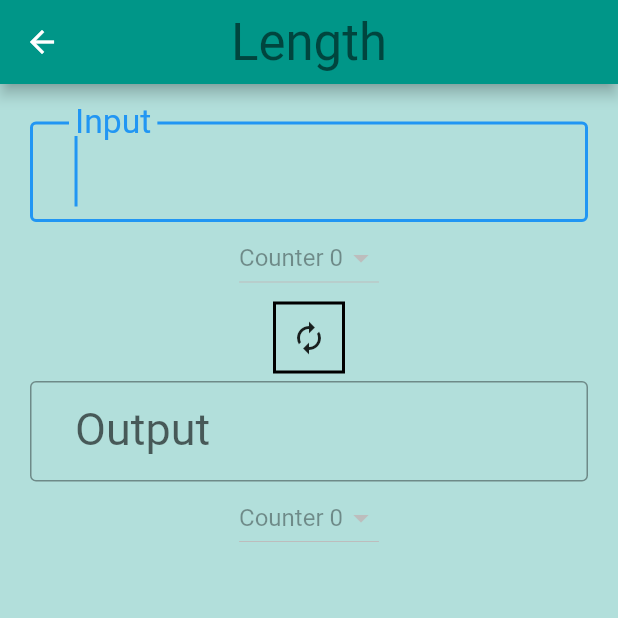
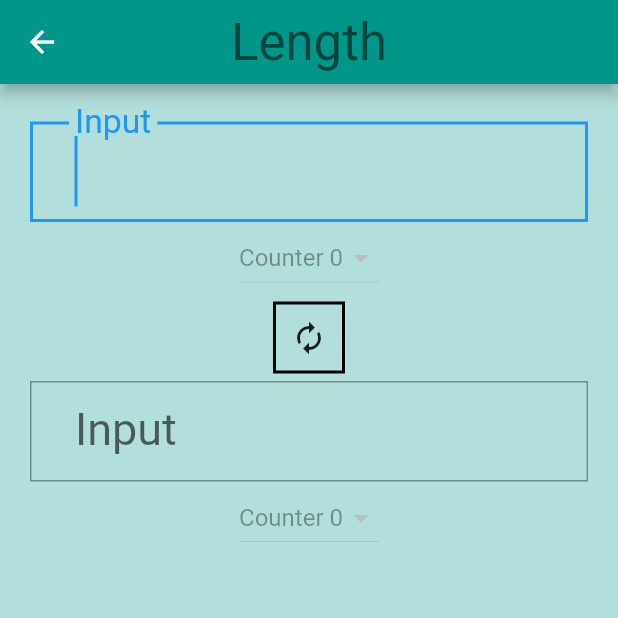
Before and after one commit to Anuraag93/flutter, a Flutter app: the screen it shows after launch, after a tap on "Length", on a phone screen of 412 x 824 dp, the top half of it. Run offline on Flutter 3.47's test engine with Material 2 defaults, Android fonts, the phone set to English and light mode, and no system bars.

Commit message:
adding .gitignore and an error text handler

```diff
--- a/flutter_demo/lib/categoryRoute.dart
+++ b/flutter_demo/lib/categoryRoute.dart
@@ -58,7 +58,7 @@ class CategoryRoute extends StatelessWidget {
     }
 
     final appBar = AppBar(
-      backgroundColor: Color(0xFF013487),//_backgroundColor,
+      backgroundColor: _backgroundColor,
       elevation: 0.0,
       centerTitle: true,
       title: Text(
--- a/flutter_demo/lib/converterRoute.dart
+++ b/flutter_demo/lib/converterRoute.dart
@@ -7,42 +7,29 @@ class ConverterRoute extends StatelessWidget {
   const ConverterRoute({Key key, this.color, @required this.name})
       : super(key: key);
 
+
+
   @override
   Widget build(BuildContext context) {
+    bool _showValidationError = false;
+
     final _inputTextField = TextField(
       style: TextStyle(fontSize: 40.0),
       textAlign: TextAlign.left,
+      keyboardType: TextInputType.numberWithOptions(),
       decoration: InputDecoration(
-          border: OutlineInputBorder(),
+          border: OutlineInputBorder(borderRadius: BorderRadius.circular(0.0)),
           contentPadding: EdgeInsets.symmetric(
             horizontal: 30.0,
             vertical: 10.0,
           ),
           labelText: 'Input',
           labelStyle: TextStyle(fontSize: 30.0),
+          errorText: _showValidationError ? 'Invalid Value' : null,
           ),
       autofocus: true,
     );
-    final _outputTextField = TextField(
-      style: TextStyle(
-        fontSize: 40.0,
-      ),
-      maxLines: 1,
-      textAlign: TextAlign.left,
-      decoration: InputDecoration(
-          border: OutlineInputBorder(),
-          contentPadding: EdgeInsets.symmetric(
-            horizontal: 30.0,
-            vertical: 10.0,
-          ),
-          hintText: 'Converted number will display here.',
-          labelText: 'Output',
-          labelStyle: TextStyle(fontSize: 30.0),
-          hintStyle: TextStyle(
-            fontSize: 20.0,
-          )),
-      autofocus: true,
-    );
+
 
     final items = <DropdownMenuItem>[];
 
@@ -58,7 +45,7 @@ class ConverterRoute extends StatelessWidget {
       onChanged: null,
     );
 
-    Container _buildIOContainer(bool isInput) {
+    Container _buildIOContainer() {
       return Container(
         padding: EdgeInsets.symmetric(
           vertical: 5.0,
@@ -66,7 +53,8 @@ class ConverterRoute extends StatelessWidget {
         child: Column(
           mainAxisAlignment: MainAxisAlignment.spaceEvenly,
           children: <Widget>[
-            isInput ? _inputTextField : _outputTextField,
+//            isInput ? _inputTextField : _outputTextField,
+          _inputTextField,
             _dropDownList,
           ],
         ),
@@ -78,7 +66,7 @@ class ConverterRoute extends StatelessWidget {
         crossAxisAlignment: CrossAxisAlignment.center,
         mainAxisAlignment: MainAxisAlignment.start,
         children: <Widget>[
-          _buildIOContainer(true),
+          _buildIOContainer(),
           Container(
             decoration: BoxDecoration(border: Border.all(width: 2.0)),
             padding: const EdgeInsets.all(10.0),
@@ -86,7 +74,7 @@ class ConverterRoute extends StatelessWidget {
               Icons.autorenew,
             ),
           ),
-          _buildIOContainer(false),
+          _buildIOContainer(),
         ],
       ),
     ]);
```
Also changed, not shown: 2 other files.
